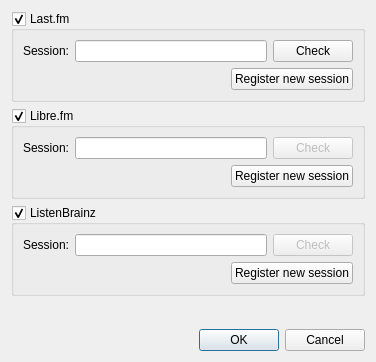
Before: the Qt Designer form src/plugins/General/scrobbler/settingsdialog.ui in ksv1986/qmmp-staging, drawn with Qt 5.
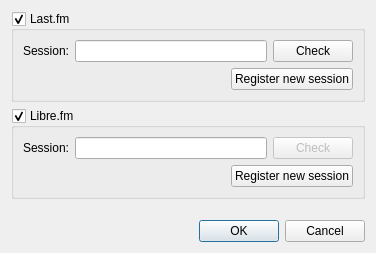
After: the same form once the commit is applied.

Commit message: scrobbler: removed listenbrainz support

```diff
--- a/src/plugins/General/scrobbler/settingsdialog.ui
+++ b/src/plugins/General/scrobbler/settingsdialog.ui
@@ -7,7 +7,7 @@
     <x>0</x>
     <y>0</y>
     <width>376</width>
-    <height>362</height>
+    <height>253</height>
    </rect>
   </property>
   <property name="windowTitle">
@@ -123,62 +123,6 @@
      </layout>
     </widget>
    </item>
-   <item>
-    <widget class="QGroupBox" name="listenbrainzGroupBox">
-     <property name="title">
-      <string>ListenBrainz</string>
-     </property>
-     <property name="checkable">
-      <bool>true</bool>
-     </property>
-     <layout class="QGridLayout" name="gridLayout_3">
-      <item row="1" column="0">
-       <spacer name="horizontalSpacer_3">
-        <property name="orientation">
-         <enum>Qt::Horizontal</enum>
-        </property>
-        <property name="sizeHint" stdset="0">
-         <size>
-          <width>189</width>
-          <height>20</height>
-         </size>
-        </property>
-       </spacer>
-      </item>
-      <item row="1" column="1">
-       <widget class="QPushButton" name="newSessionButton_listenbrainz">
-        <property name="text">
-         <string>Register new session</string>
-        </property>
-       </widget>
-      </item>
-      <item row="0" column="0" colspan="2">
-       <layout class="QHBoxLayout" name="horizontalLayout_4">
-        <item>
-         <widget class="QLabel" name="label_3">
-          <property name="text">
-           <string>Session:</string>
-          </property>
-         </widget>
-        </item>
-        <item>
-         <widget class="QLineEdit" name="sessionLineEdit_listenbrainz"/>
-        </item>
-        <item>
-         <widget class="QPushButton" name="checkButton_listenbrainz">
-          <property name="enabled">
-           <bool>false</bool>
-          </property>
-          <property name="text">
-           <string>Check</string>
-          </property>
-         </widget>
-        </item>
-       </layout>
-      </item>
-     </layout>
-    </widget>
-   </item>
    <item>
     <spacer name="verticalSpacer">
      <property name="orientation">
```
The commit also changes 4 other files.
